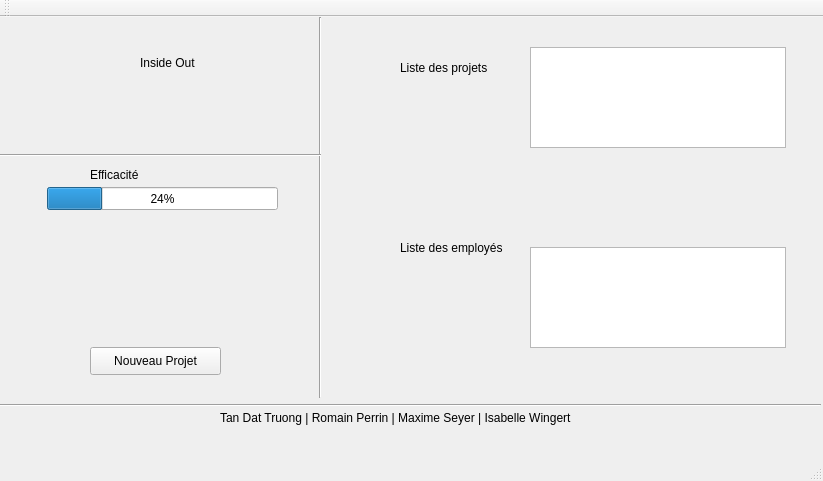
Above: mainwindow.ui from Romain96/M2S3_QualiteERP before the change. Below: the same form after it.
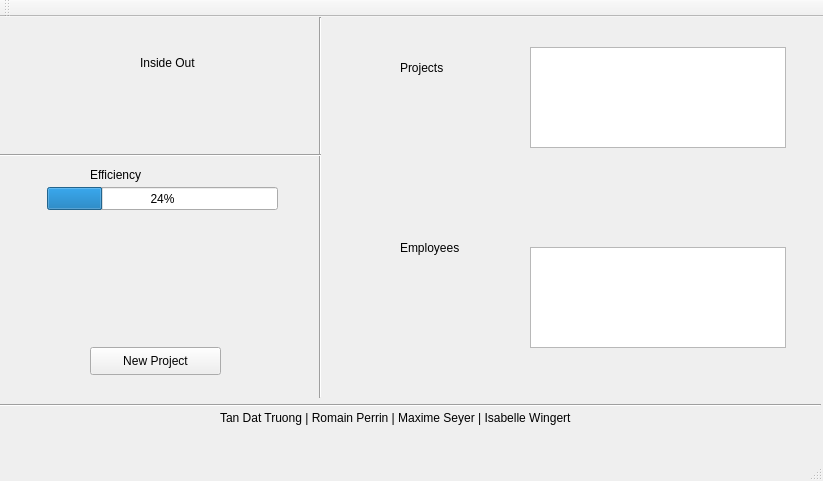
That is the form after the change.

```diff
--- a/mainwindow.ui
+++ b/mainwindow.ui
@@ -24,7 +24,7 @@
      </rect>
     </property>
     <property name="text">
-     <string>Nouveau Projet</string>
+     <string>New Project</string>
     </property>
    </widget>
    <widget class="QLabel" name="label">
@@ -76,7 +76,7 @@
      </rect>
     </property>
     <property name="text">
-     <string>Efficacité</string>
+     <string>Efficiency</string>
     </property>
    </widget>
    <widget class="Line" name="line">
@@ -128,7 +128,7 @@
      </rect>
     </property>
     <property name="text">
-     <string>Liste des projets</string>
+     <string>Projects</string>
     </property>
    </widget>
    <widget class="QLabel" name="label_5">
@@ -141,7 +141,7 @@
      </rect>
     </property>
     <property name="text">
-     <string>Liste des employés</string>
+     <string>Employees</string>
     </property>
    </widget>
    <widget class="QListView" name="listView_2">
```
Left out of the diff: 2 changed lines with no effect on the pictures.
